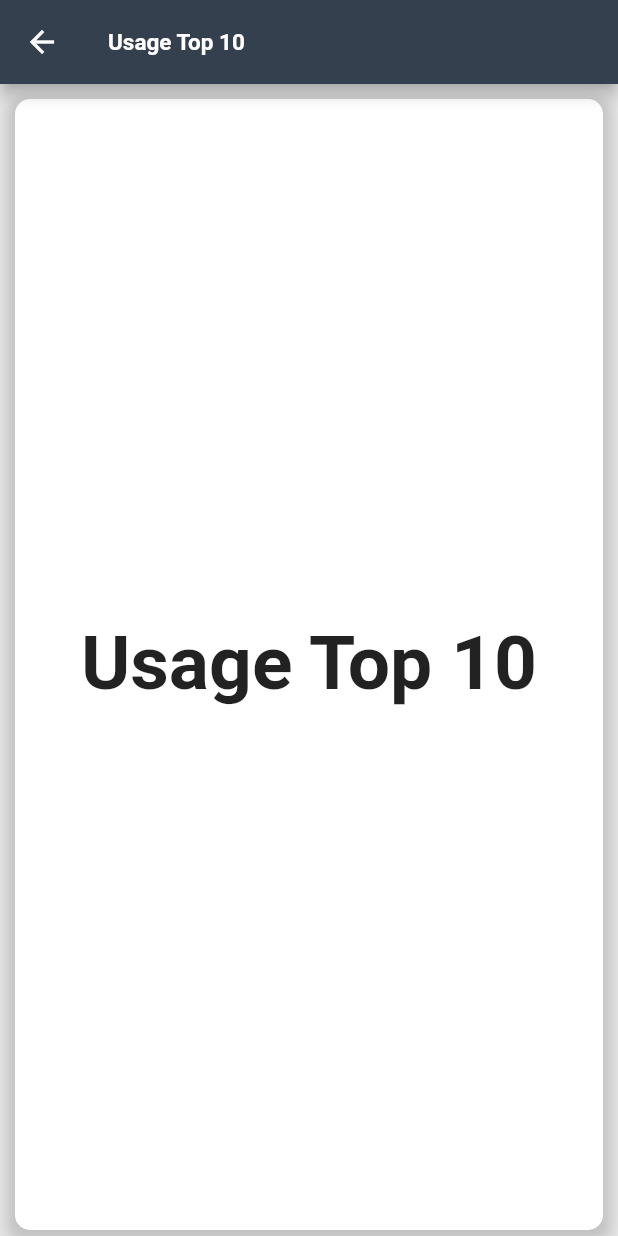
After one commit to Jahwa-IT-Team/jahwa_mobile_working_center, a Flutter app: the JimsUsageTop10 screen opened by its route, on a phone screen of 412 x 824 dp. The commit adds this screen. Run offline on Flutter 3.47's test engine with Material 2 defaults, Android fonts, the phone set to English and light mode, and no system bars; our stand-ins replace flutter_local_notifications, flutter_swiper, font_awesome_flutter, loading_overlay, package_info, progress_dialog and 2 more; missing offline and left inert: cron, encrypt; accounts and stored records are empty; network calls fail; Roboto replaces fonts that are missing (Malgun, NanumBrush).

Commit message:
2020-11-10

```diff
--- /dev/null
+++ b/lib/Jims/JimsUsageTop10.dart
@@ -0,0 +1,87 @@
+import 'package:flutter/material.dart';
+
+import 'package:jahwa_mobile_working_center/util/globals.dart';
+
+class JimsUsageTop10 extends StatefulWidget {
+  @override
+  _JimsUsageTop10State createState() => _JimsUsageTop10State();
+}
+
+class _JimsUsageTop10State extends State<JimsUsageTop10> {
+
+  // Call When Form Init
+  @override
+  void initState() {
+    super.initState();
+    print("open JimsUsageTop10 Page : " + DateTime.now().toString());
+  }
+
+  @override
+  Widget build(BuildContext context) {
+    return GestureDetector( // For Keyboard UnFocus
+      onTap: () {
+        FocusScopeNode currentFocus = FocusScope.of(context);
+        if (!currentFocus.hasPrimaryFocus) {
+          currentFocus.unfocus();
+        }
+      },
+      child: Scaffold(
+        appBar: AppBar(
+          backgroundColor: Color.fromARGB(0xFF, 0x34, 0x40, 0x4E),
+          title: Text(
+            'Usage Top 10',
+            style: TextStyle(fontWeight: FontWeight.bold, color: Colors.white, fontSize: 15,),
+          ),
+        ),
+        body: SingleChildScrollView(
+          child: Column(
+            children: <Widget>[
+              Container( // Main Area
+                color: Color.fromARGB(0xFF, 0xE6, 0xE6, 0xE6),
+                width: screenWidth,
+                height: screenHeight - statusBarHeight - 50,
+                alignment: Alignment.center,
+                child: Container( // Content Area
+                  //color: Colors.white,
+                  width: screenWidth - 20,
+                  height: screenHeight - statusBarHeight - 70,
+                  alignment: Alignment.center,
+                  child : Column (
+                    children: <Widget> [
+                      Container(
+                        width: screenWidth - 20,
+                        height: screenHeight - statusBarHeight - 70,
+                        alignment: Alignment.center,
+                        child: Text(
+                          'Usage Top 10',
+                          style: TextStyle(fontWeight: FontWeight.bold, fontSize: 50, fontFamily: 'NanumBrush'),
+                        ),
+                      ),
+                    ],
+                  ),
+                  decoration: BoxDecoration( // Container Box Design
+                    color: Colors.white,
+                    borderRadius: BorderRadius.only(
+                        topLeft: Radius.circular(10),
+                        topRight: Radius.circular(10),
+                        bottomLeft: Radius.circular(10),
+                        bottomRight: Radius.circular(10)
+                    ),
+                    boxShadow: [
+                      BoxShadow(
+                        color: Colors.grey.withOpacity(0.5),
+                        spreadRadius: 5,
+                        blurRadius: 7,
+                        offset: Offset(0, 3), // changes position of shadow
+                      ),
+                    ],
+                  ),
+                ),
+              ),
+            ],
+          ),
+        ),
+      ),
+    );
+  }
+}
--- a/lib/main.dart
+++ b/lib/main.dart
@@ -11,8 +11,8 @@ void main() {
 
   /// Background Execution - Cron Package
   var cron = new Cron();
-  cron.schedule(new Schedule.parse('*/1 * * * *'), () async {
-    print(DateFormat('yyyy-MM-dd HH:mm:ss').format(DateTime.now()) + ' : Execution every minutes');
+  cron.schedule(new Schedule.parse('*/10 * * * *'), () async {
+    print(DateFormat('yyyy-MM-dd HH:mm:ss').format(DateTime.now()) + ' : Execution every 10 minutes');
     await showNotification('Notification', DateFormat('yyyy-MM-dd HH:mm:ss').format(DateTime.now()) + ' : Notification Test !!!');
   });
 
--- a/lib/util/common.dart
+++ b/lib/util/common.dart
@@ -252,7 +252,7 @@ Future<void> showNotification(var title, var content) async {
   var rng = new Random();
   const AndroidNotificationDetails androidPlatformChannelSpecifics = AndroidNotificationDetails('Id', 'Name', 'Description', importance: Importance.max, priority: Priority.high, ticker: 'ticker');
   const NotificationDetails platformChannelSpecifics = NotificationDetails(android: androidPlatformChannelSpecifics);
-  await flutterLocalNotificationsPlugin.show(rng.nextInt(1000), title, content, platformChannelSpecifics, payload: 'Notification'); // Id를 Random으로 생성하여 중복되지 않도록 처리하면 각 메시지가 별도로 나타난다.
+  await flutterLocalNotificationsPlugin.show(rng.nextInt(1000000), title, content, platformChannelSpecifics, payload: 'Notification'); // Id를 Random으로 생성하여 중복되지 않도록 처리하면 각 메시지가 별도로 나타난다.
 }
 
 setStatusMessage(BuildContext context) {
--- a/lib/util/program_list.dart
+++ b/lib/util/program_list.dart
@@ -3,6 +3,10 @@ import 'package:flutter/material.dart';
 import 'package:jahwa_mobile_working_center/check.dart';
 import 'package:jahwa_mobile_working_center/login.dart';
 import 'package:jahwa_mobile_working_center/index.dart';
+
+import 'package:jahwa_mobile_working_center/Jims/JimsGatheringInformation.dart';
+import 'package:jahwa_mobile_working_center/Jims/JimsServerInformation.dart';
+import 'package:jahwa_mobile_working_center/Jims/JimsUsageTop10.dart';
 
 import 'package:jahwa_mobile_working_center/mail/email_gw.dart';
 
@@ -22,6 +26,10 @@ final routes = {
 
   '/EmailGW' : (BuildContext context) => EmailGW(),
 
+  '/JimsGatheringInformation' : (BuildContext context) => JimsGatheringInformation(),
+  '/JimsServerInformation' : (BuildContext context) => JimsServerInformation(),
+  '/JimsUsageTop10' : (BuildContext context) => JimsUsageTop10(),
+
   '/StandardDesign' : (BuildContext context) => StandardDesign(),
   '/FormWidget' : (BuildContext context) => FormWidget(),
   '/ListPage' : (BuildContext context) => ListPage(),
--- a/pubspec.yaml
+++ b/pubspec.yaml
@@ -40,6 +40,8 @@ dependencies:
   url_launcher: ^5.7.2 # Url, Email, Tel, SMS Use
   flutter_local_notifications: ^3.0.0 # Notification
   cron: ^0.2.3 # Background Execution
+  flutter_swiper: ^1.1.6 # Swipe Page
+  loading_overlay: ^0.2.1 # Loaging Progress
 
 dev_dependencies:
   flutter_test:
```
Also changed, not shown: lib/Jims/JimsGatheringInformation.dart (added, +255 -0 lines), lib/Jims/JimsServerInformation.dart (added, +87 -0 lines), lib/util/update.dart (+18 -14 lines), pubspec.lock, 2 other files.
